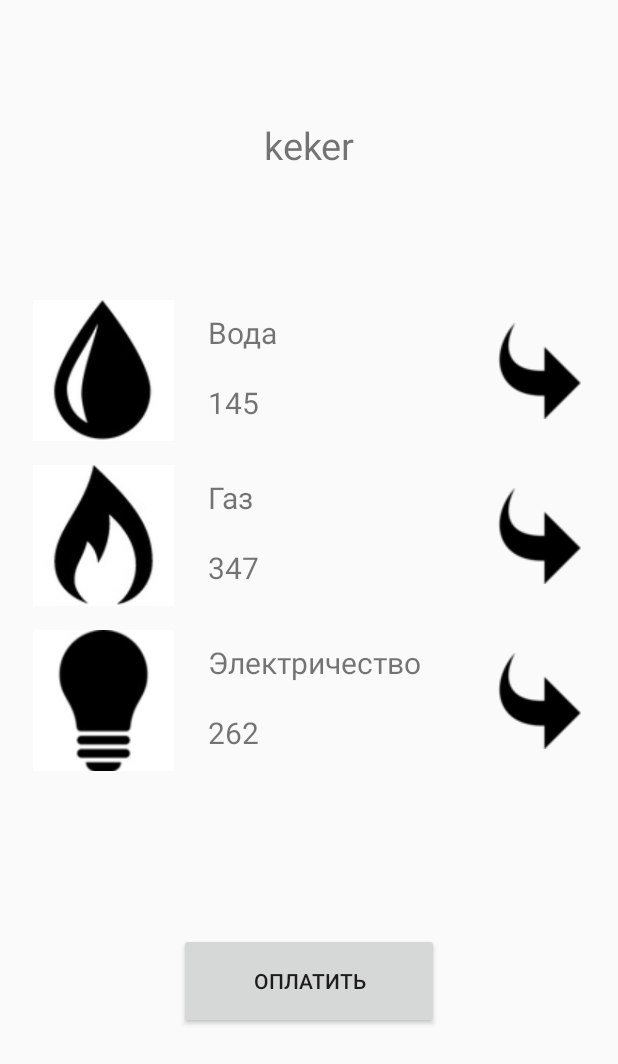
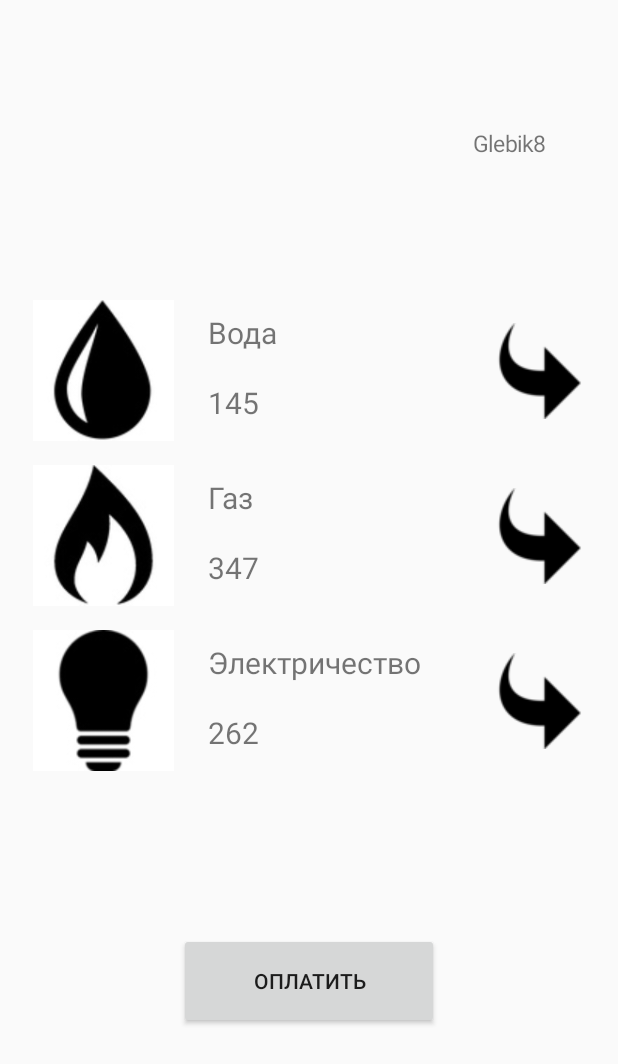
Before and after one commit to GerONSo/SmartHCS, an Android app: the ProfileActivity screen opened directly, with no data from a screen before it, on a phone screen of 412 x 824 dp. Shown: the top 1064 px of the screen. Run offline under Robolectric (Android 15) with nearby library versions, the phone set to English and light mode, and no system bars.

Commit message:
new version

```diff
--- a/app/src/main/java/com/example/sasha/smarthcs/ProfileActivity.java
+++ b/app/src/main/java/com/example/sasha/smarthcs/ProfileActivity.java
@@ -20,27 +20,24 @@ import static java.security.AccessController.getContext;
 
 public class ProfileActivity extends AppCompatActivity {
 
-    static ArrayList<Card> cards = new ArrayList<>();
-    static ArrayList<User> user_base = new ArrayList<>();
+    ArrayList<User> user_base = MainActivity.user_base;
     @Override
     protected void onCreate(Bundle savedInstanceState) {
         super.onCreate(savedInstanceState);
         setContentView(R.layout.activity_profile);
-        addUsers();
 //        Intent intent = new Intent(this, LoginActivity.class);
 //        String message = "start login";
 //        intent.putExtra(EXTRA_MESSAGE, message);
 //        startActivity(intent);
-        User user = new User();
-        user.set_login("keker");
-        user.set_password("123");
+        int j = MainActivity.index;
+        User user = user_base.get(j);
         TextView login = findViewById(R.id.textlogin);
-        login.setTextSize(25);
+        login.setTextSize(15);
         login.setText(user.login);
         RecyclerView bill_list = findViewById(R.id.biil_list);
-        cards.add(new Card("Вода", 145));
-        cards.add(new Card("Газ", 347));
-        cards.add(new Card("Электричество", 262));
+        MainActivity.cards.add(new Card("Вода", 145));
+        MainActivity.cards.add(new Card("Газ", 347));
+        MainActivity.cards.add(new Card("Электричество", 262));
         bill_list.setLayoutManager(new LinearLayoutManager(getApplicationContext(),LinearLayoutManager.VERTICAL,false));
         RecyclerViewAdapter adapter = new RecyclerViewAdapter(getResources());
         bill_list.setAdapter(adapter);
@@ -49,10 +46,4 @@ public class ProfileActivity extends AppCompatActivity {
     {
         Toast.makeText(getApplicationContext(), "Оплата...", Toast.LENGTH_LONG).show();
     }
-    public static void addUsers() {
-        user_base.add(new User("Glebik8", "456"));
-        user_base.add(new User("47th-Draganov", "123"));
-        user_base.add(new User("karasek", "i_love_loli"));
-        user_base.add(new User("hyper_serrriy", "123"));
-    }
 }
--- a/app/src/main/java/com/example/sasha/smarthcs/RecyclerViewAdapter.java
+++ b/app/src/main/java/com/example/sasha/smarthcs/RecyclerViewAdapter.java
@@ -28,8 +28,8 @@ public class RecyclerViewAdapter extends RecyclerView.Adapter<RecyclerViewAdapte
     public void onBindViewHolder(@NonNull ViewHolder viewHolder, int i) {
         viewHolder.name.setTextSize(20);
         viewHolder.cost.setTextSize(20);
-        viewHolder.name.setText(ProfileActivity.cards.get(i).name);
-        viewHolder.cost.setText(Integer.toString(ProfileActivity.cards.get(i).cost));
+        viewHolder.name.setText(MainActivity.cards.get(i).name);
+        viewHolder.cost.setText(Integer.toString(MainActivity.cards.get(i).cost));
         if (i == 0) viewHolder.icon.setImageBitmap(BitmapFactory.decodeResource(resources, R.drawable.water));
         if (i == 1) viewHolder.icon.setImageBitmap(BitmapFactory.decodeResource(resources, R.drawable.gaz));
         if (i == 2) viewHolder.icon.setImageBitmap(BitmapFactory.decodeResource(resources, R.drawable.light));
--- a/app/src/main/res/layout/activity_main.xml
+++ b/app/src/main/res/layout/activity_main.xml
@@ -37,12 +37,12 @@
         <EditText
             android:id="@+id/password_text"
             android:layout_width="200dp"
+            android:inputType="textPassword"
             android:layout_height="wrap_content"
             app:layout_constraintBottom_toBottomOf="parent"
             app:layout_constraintLeft_toLeftOf="parent"
             app:layout_constraintRight_toRightOf="parent"
             app:layout_constraintTop_toBottomOf="@id/login_text"
-
             />
     </android.support.constraint.ConstraintLayout>
 
--- a/app/src/main/res/layout/activity_profile.xml
+++ b/app/src/main/res/layout/activity_profile.xml
@@ -24,12 +24,13 @@
         android:id="@+id/textlogin"
         android:layout_width="109dp"
         android:layout_height="31dp"
-        app:layout_constraintTop_toTopOf="parent"
+        android:gravity="center"
+        android:text="TextView"
+        app:layout_constraintBottom_toTopOf="@id/biil_list"
+        app:layout_constraintHorizontal_bias="0.941"
+        app:layout_constraintLeft_toLeftOf="parent"
         app:layout_constraintRight_toRightOf="parent"
-        app:layout_constraintBottom_toTopOf="@id/biil_list"
-        app:layout_constraintLeft_toLeftOf="parent"
-        android:gravity="center"
-        android:text="TextView" />
+        app:layout_constraintTop_toTopOf="parent" />
 
     <android.support.v7.widget.RecyclerView
         android:id="@+id/biil_list"
```
Also changed, not shown: app/src/main/java/com/example/sasha/smarthcs/MainActivity.java (+20 -2 lines).
